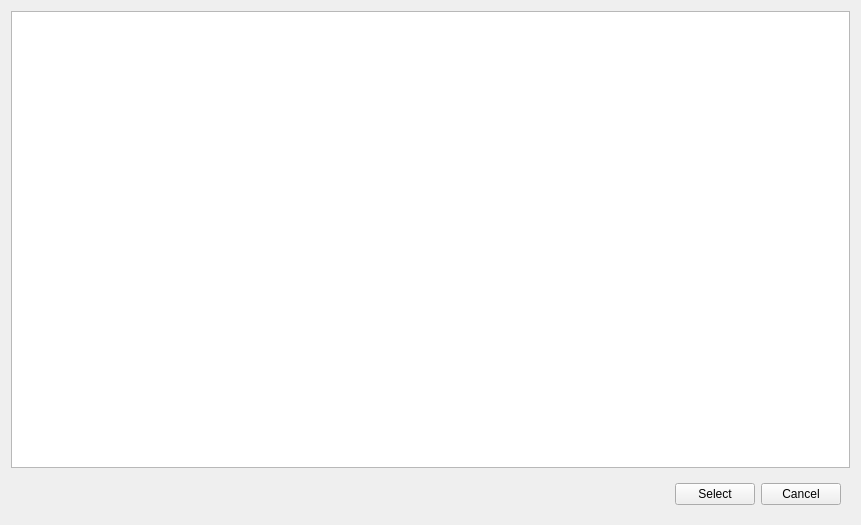
This is uitester/ui/case_run/add_device.ui in IfengAutomation/uitester as Qt 5 draws it before an edit. The edited form follows.
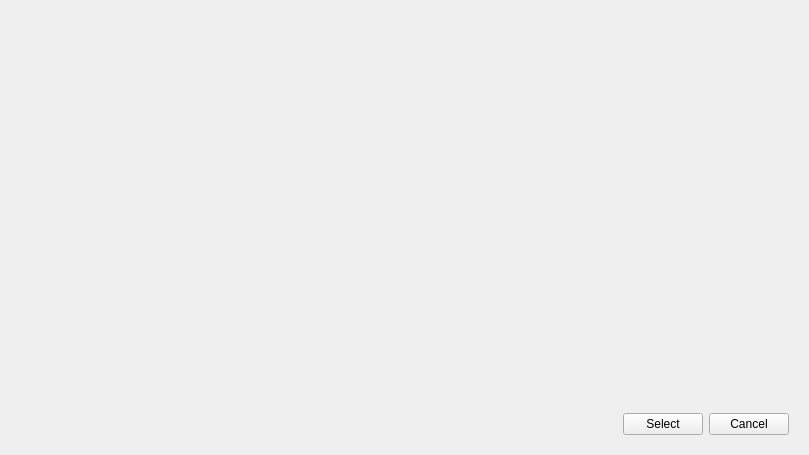
This is the edited form.

What changed in the file:
```diff
--- a/uitester/ui/case_run/add_device.ui
+++ b/uitester/ui/case_run/add_device.ui
@@ -6,19 +6,43 @@
    <rect>
     <x>0</x>
     <y>0</y>
-    <width>861</width>
-    <height>525</height>
+    <width>809</width>
+    <height>455</height>
    </rect>
   </property>
+  <property name="sizePolicy">
+   <sizepolicy hsizetype="Preferred" vsizetype="Preferred">
+    <horstretch>0</horstretch>
+    <verstretch>0</verstretch>
+   </sizepolicy>
+  </property>
   <property name="windowTitle">
    <string>Add Devices</string>
   </property>
-  <layout class="QVBoxLayout" name="verticalLayout">
+  <layout class="QVBoxLayout" name="verticalLayout_2">
    <item>
-    <widget class="QTextBrowser" name="devices"/>
+    <widget class="QWidget" name="device_show_area" native="true">
+     <property name="sizePolicy">
+      <sizepolicy hsizetype="Expanding" vsizetype="Expanding">
+       <horstretch>0</horstretch>
+       <verstretch>0</verstretch>
+      </sizepolicy>
+     </property>
+     <layout class="QVBoxLayout" name="verticalLayout">
+      <item>
+       <layout class="QVBoxLayout" name="devices_layout"/>
+      </item>
+     </layout>
+    </widget>
    </item>
    <item>
     <widget class="QWidget" name="widget" native="true">
+     <property name="sizePolicy">
+      <sizepolicy hsizetype="Expanding" vsizetype="Fixed">
+       <horstretch>0</horstretch>
+       <verstretch>0</verstretch>
+      </sizepolicy>
+     </property>
      <layout class="QHBoxLayout" name="horizontalLayout">
       <item>
        <spacer name="seelct_btn_Spacer">
```
Left out of the diff: 3 changed lines with no effect on the pictures.
